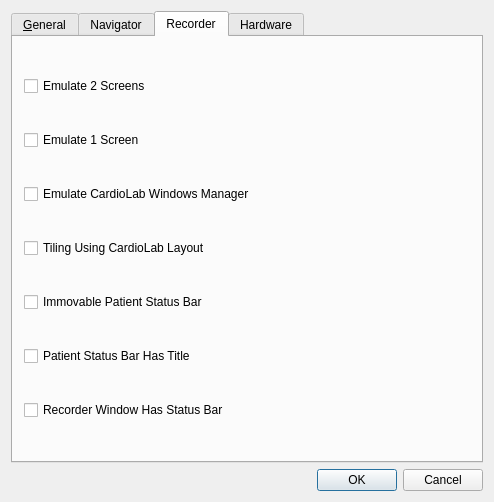
This is src/libs/gui/ui/simulatorsettingsdialog.ui in mannd/epsimulator as Qt 5 draws it before an edit. The edited form follows.
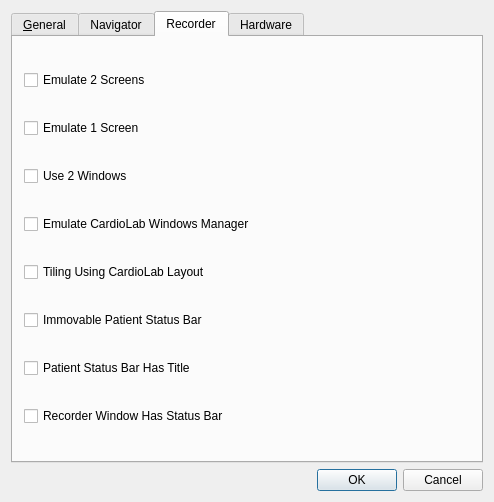
This is the edited form. The open tabs and pages were chosen to show the change.

Commit message: added Options::TwoRecorderWindows flag

The edit to the form file:
```diff
--- a/src/libs/gui/ui/simulatorsettingsdialog.ui
+++ b/src/libs/gui/ui/simulatorsettingsdialog.ui
@@ -190,34 +190,41 @@
         </widget>
        </item>
        <item row="2" column="0">
+        <widget class="QCheckBox" name="useTwoRecorderWindowsCheckBox">
+         <property name="text">
+          <string>Use 2 Windows</string>
+         </property>
+        </widget>
+       </item>
+       <item row="3" column="0">
         <widget class="QCheckBox" name="emulateWindowsManagerCheckBox">
          <property name="text">
           <string>Emulate CardioLab Windows Manager</string>
          </property>
         </widget>
        </item>
-       <item row="3" column="0">
+       <item row="4" column="0">
         <widget class="QCheckBox" name="emulatePruckaTilingCheckBox">
          <property name="text">
           <string>Tiling Using CardioLab Layout</string>
          </property>
         </widget>
        </item>
-       <item row="4" column="0">
+       <item row="5" column="0">
         <widget class="QCheckBox" name="immovablePatientStatusBarCheckBox">
          <property name="text">
           <string>Immovable Patient Status Bar</string>
          </property>
         </widget>
        </item>
-       <item row="5" column="0">
+       <item row="6" column="0">
         <widget class="QCheckBox" name="patientStatusBarHasTitleCheckBox">
          <property name="text">
           <string>Patient Status Bar Has Title</string>
          </property>
         </widget>
        </item>
-       <item row="6" column="0">
+       <item row="7" column="0">
         <widget class="QCheckBox" name="recorderHasStatusBarCheckBox">
          <property name="text">
           <string>Recorder Window Has Status Bar</string>
```
Left out of the diff: 19 changed lines with no effect on the pictures. The commit also changes 4 other files.
